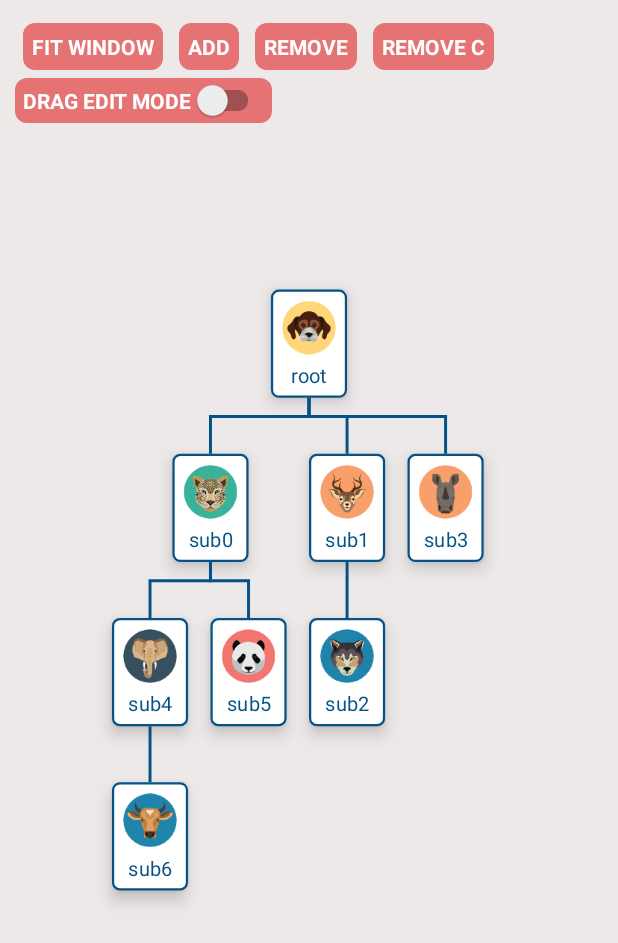
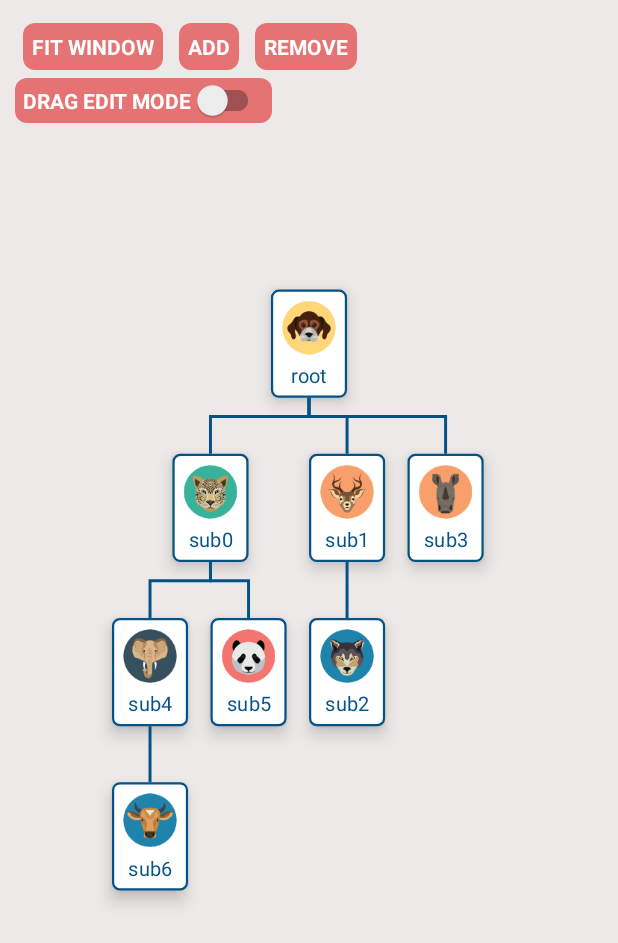
Before and after one commit to guaishouN/android-thinkmap-treeview, an Android app: the screen it shows after launch (MainActivity), on a phone screen of 412 x 824 dp. Shown: the top 943 px of the screen. Run offline under Robolectric (Android 15) with nearby library versions, the phone set to English and light mode, and no system bars.

Commit message:
sample UI fix

```diff
--- a/sample/src/main/java/com/gyso/gysotreeviewapplication/MainActivity.java
+++ b/sample/src/main/java/com/gyso/gysotreeviewapplication/MainActivity.java
@@ -117,11 +117,6 @@ public class MainActivity extends AppCompatActivity {
             editor.removeNode(toRemoveNode);
         });
 
-        //remove node
-        binding.removeChildrenBt.setOnClickListener(v->{
-            editor.removeNodeChildren(parentToRemoveChildren);
-        });
-
         adapter.setOnItemListener((item, node)-> {
             Animal animal = node.getValue();
             Toast.makeText(this,"you click the head of "+animal,Toast.LENGTH_SHORT).show();
--- a/sample/src/main/res/layout/activity_main.xml
+++ b/sample/src/main/res/layout/activity_main.xml
@@ -67,20 +67,6 @@
                 android:foreground="?attr/selectableItemBackground"
                 app:layout_constraintLeft_toRightOf="@+id/add_nodes_bt"
                 app:layout_constraintTop_toTopOf="parent" />
-            <TextView
-                android:id="@+id/remove_children_bt"
-                android:layout_width="wrap_content"
-                android:layout_height="wrap_content"
-                android:layout_margin="5dp"
-                android:padding="6dp"
-                android:checked="false"
-                android:text="REMOVE C"
-                android:textStyle="bold"
-                android:textColor="@android:color/white"
-                android:background="@drawable/drag_mode_bg"
-                android:foreground="?attr/selectableItemBackground"
-                app:layout_constraintLeft_toRightOf="@+id/add_nodes_bt"
-                app:layout_constraintTop_toTopOf="parent" />
         </LinearLayout>
         <com.google.android.material.switchmaterial.SwitchMaterial
             android:id="@+id/drag_edit_mode_rd"
```
